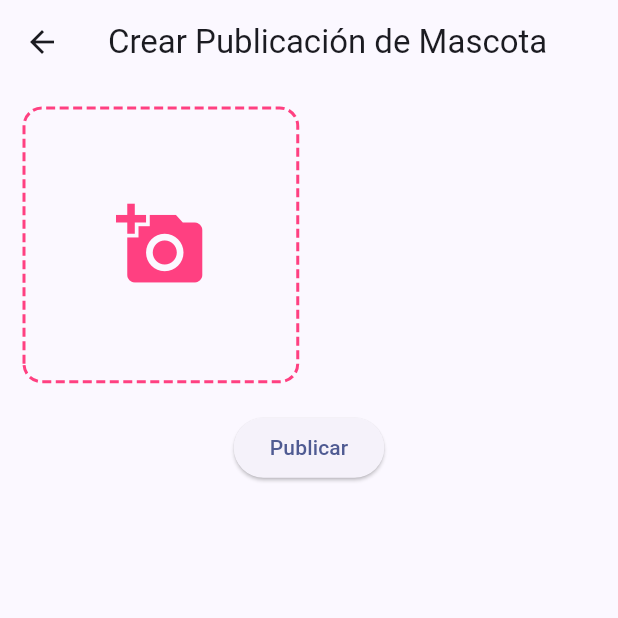
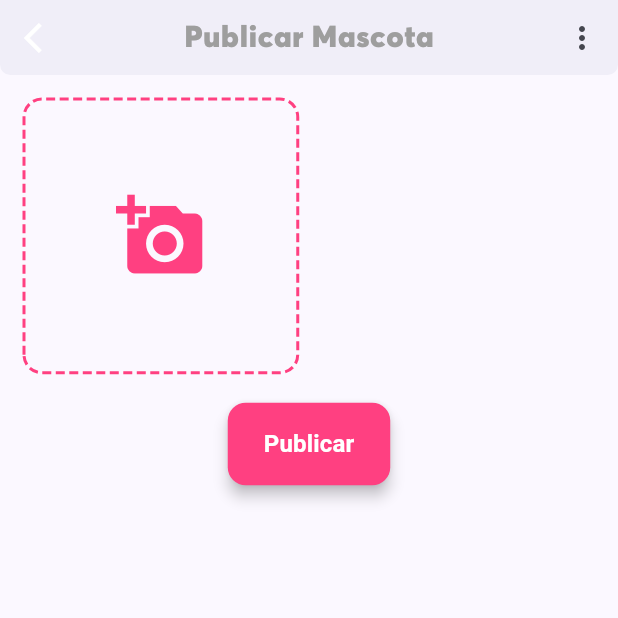
Before and after one commit to ElezDev/findpetsapp, a Flutter app: the NewPetPage screen opened by its route, on a phone screen of 412 x 824 dp, the top half of it. Run offline on Flutter 3.47's test engine with Material 3 defaults, Android fonts, the light colour scheme and no system bars; drawn by our look-alikes of dotted_border; our stand-ins replace dio, get, image_picker, shared_preferences; accounts and stored records are empty; project files that could hold a hidden picture were left out.

Commit message:
add: news screnn and custom bottons

```diff
--- a/lib/src/Page/PetsPost/new_pet_page.dart
+++ b/lib/src/Page/PetsPost/new_pet_page.dart
@@ -1,5 +1,7 @@
 import 'package:findpetapp/src/Page/PetsPost/controllers/pet_post_controller.dart';
 import 'package:findpetapp/src/widgets/Seleccion_imagen_Modal.dart';
+import 'package:findpetapp/src/widgets/custom_app_bar.dart';
+import 'package:findpetapp/src/widgets/custom_button.dart';
 import 'package:flutter/material.dart';
 import 'package:get/get.dart';
 import 'package:dotted_border/dotted_border.dart';
@@ -9,7 +11,15 @@
   @override
   Widget build(BuildContext context) {
     return Scaffold(
-      appBar: AppBar(title: const Text('Crear Publicación de Mascota')),
+      appBar: CustomAppBar(
+        title: 'Publicar Mascota',
+        actions: [
+          IconButton(
+            icon: Icon(Icons.more_vert),
+            onPressed: () {},
+          ),
+        ],
+      ),
       body: Padding(
         padding: const EdgeInsets.all(16.0),
         child: Column(
@@ -30,7 +40,6 @@
                       onTap: () => _mostrarOpcionesImagen(context),
                       child: DottedBorder(
                         color: Colors.pinkAccent,
-
                         strokeWidth: 2,
                         dashPattern: [6, 3],
                         borderType: BorderType.RRect,
@@ -40,8 +49,7 @@
                           height: 180,
                           child: const Center(
                             child: Icon(Icons.add_a_photo,
-                                size: 60,
-                                color: Colors.pinkAccent), // Ícono más grande
+                                size: 60, color: Colors.pinkAccent),
                           ),
                         ),
                       ),
@@ -53,7 +61,7 @@
                     children: [
                       Container(
                         width: double.infinity,
-                        height: 180, // Hacemos las imágenes más grandes
+                        height: 180,
                         decoration: BoxDecoration(
                           borderRadius: BorderRadius.circular(12),
                           image: DecorationImage(
@@ -84,9 +92,11 @@
               );
             }),
             const SizedBox(height: 20),
-            ElevatedButton(
+            CustomButton(
+              text: 'Publicar', // Texto del botón
               onPressed: () {},
-              child: const Text('Publicar'),
+              backgroundColor: Colors.pinkAccent,
+              textColor: Colors.white,
             ),
           ],
         ),
--- a/lib/src/Utils/Styles.dart
+++ b/lib/src/Utils/Styles.dart
@@ -28,7 +28,7 @@
   return TextStyle(
     color: isDarkMode ? Colors.pinkAccent : Colors.grey,
     fontFamily: 'Averta_Black',
-    fontSize: 15.0,
+    fontSize: 20.0,
     height: 1.5,
     letterSpacing: 0.5, // Ajusta el espaciado entre letras
   );
--- /dev/null
+++ b/lib/src/widgets/custom_app_bar.dart
@@ -0,0 +1,41 @@
+import 'package:findpetapp/src/Utils/Styles.dart';
+import 'package:flutter/material.dart';
+
+class CustomAppBar extends StatelessWidget implements PreferredSizeWidget {
+  final String title;
+  final List<Widget>? actions;
+  final Widget? leading;
+  final Color? backgroundColor;
+
+  const CustomAppBar({
+    Key? key,
+    required this.title,
+    this.actions,
+    this.leading,
+    this.backgroundColor,
+  }) : super(key: key);
+
+  @override
+  Size get preferredSize => const Size.fromHeight(50.0);
+
+  @override
+  Widget build(BuildContext context) {
+    return AppBar(
+      backgroundColor: backgroundColor ?? Colors.transparent,
+      elevation: 2,
+      shape: const RoundedRectangleBorder(
+        borderRadius: BorderRadius.vertical(
+          bottom: Radius.circular(7),
+        ),
+      ),
+      title: Text(title, style: smallitle(context)),
+      centerTitle: true,
+      leading: leading ??
+          IconButton(
+            icon: const Icon(Icons.arrow_back_ios, color: Colors.white),
+            onPressed: () => Navigator.of(context).pop(),
+          ),
+      actions: actions,
+    );
+  }
+}
--- /dev/null
+++ b/lib/src/widgets/custom_button.dart
@@ -0,0 +1,41 @@
+import 'package:flutter/material.dart';
+
+class CustomButton extends StatelessWidget {
+  final String text;
+  final VoidCallback onPressed;
+  final Color? backgroundColor;
+  final Color? textColor;
+  final EdgeInsetsGeometry? padding;
+
+  const CustomButton({
+    Key? key,
+    required this.text,
+    required this.onPressed,
+    this.backgroundColor,
+    this.textColor,
+    this.padding,
+  }) : super(key: key);
+
+  @override
+  Widget build(BuildContext context) {
+    return ElevatedButton(
+      style: ElevatedButton.styleFrom(
+        backgroundColor: backgroundColor ?? Colors.blueAccent, // Color de fondo por defecto
+        padding: padding ?? EdgeInsets.symmetric(vertical: 16, horizontal: 24), // Relleno por defecto
+        shape: RoundedRectangleBorder(
+          borderRadius: BorderRadius.circular(12), // Bordes redondeados
+        ),
+        elevation: 4, // Sombras para darle un toque moderno
+      ),
+      onPressed: onPressed,
+      child: Text(
+        text,
+        style: TextStyle(
+          color: textColor ?? Colors.white, // Color de texto por defecto
+          fontSize: 16,
+          fontWeight: FontWeight.bold,
+        ),
+      ),
+    );
+  }
+}
```
Also changed, not shown: lib/src/Page/Home/home_page.dart (+3 -5 lines).
